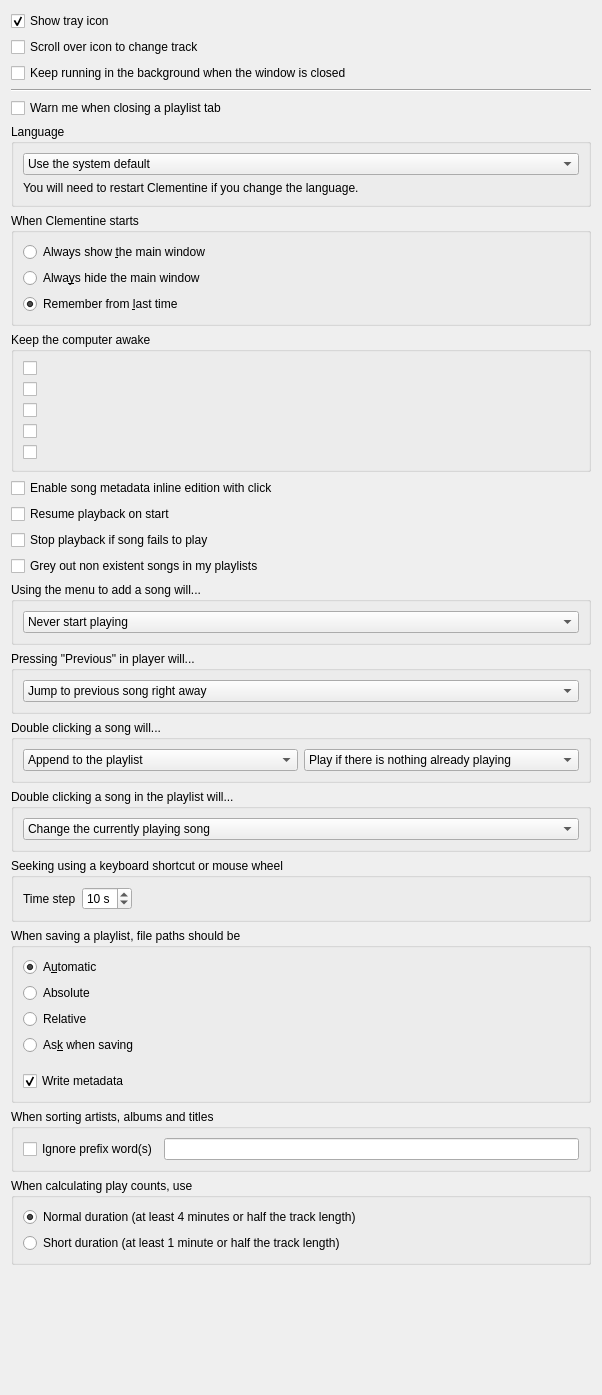
Old version of the form src/ui/behavioursettingspage.ui in the repository clementine-player/Clementine.
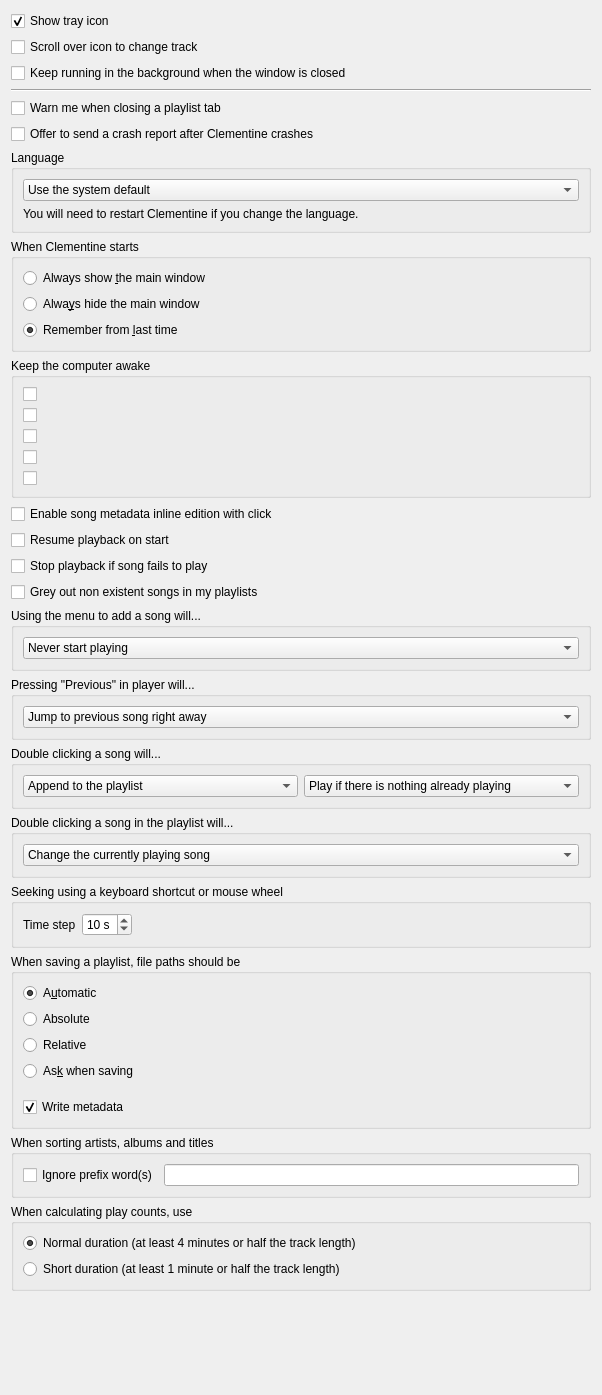
New version of the form.

Commit message: Add crash reporting with sentry-native

Diff of the .ui file:
```diff
--- a/src/ui/behavioursettingspage.ui
+++ b/src/ui/behavioursettingspage.ui
@@ -55,6 +55,16 @@
      </property>
     </widget>
    </item>
+   <item>
+    <widget class="QCheckBox" name="b_offer_crash_reports_">
+     <property name="text">
+      <string>Offer to send a crash report after Clementine crashes</string>
+     </property>
+     <property name="toolTip">
+      <string>The next time Clementine starts after a crash, ask whether to send a report so the problem can be fixed. Takes effect when Clementine restarts.</string>
+     </property>
+    </widget>
+   </item>
    <item>
     <widget class="QGroupBox" name="groupBox_3">
      <property name="title">
```
The commit also changes 11 other files.
